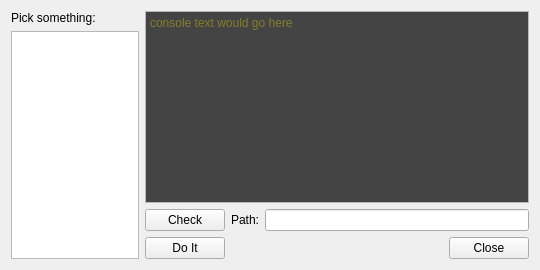
Before: the Qt Designer form src/m64py/ui/agblank.ui in AlphaGriffin/mupen64plus-ui-python, drawn with Qt 5.
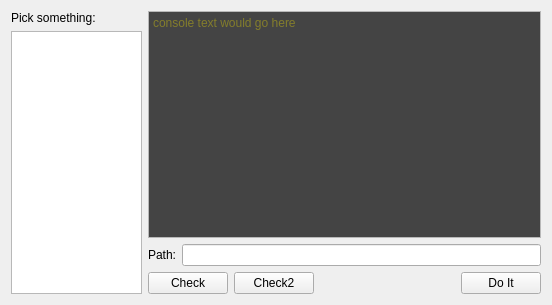
After: the same form once the commit is applied.

Commit message: Improving the tabbed interface (fixes #42)

Patch:
```diff
--- a/src/m64py/ui/agblank.ui
+++ b/src/m64py/ui/agblank.ui
@@ -2,6 +2,14 @@
 <ui version="4.0">
  <class>AGBlank</class>
  <widget class="QWidget" name="AGBlank">
+  <property name="geometry">
+   <rect>
+    <x>0</x>
+    <y>0</y>
+    <width>552</width>
+    <height>305</height>
+   </rect>
+  </property>
   <layout class="QHBoxLayout" name="horizontalLayout_4">
    <item>
     <layout class="QHBoxLayout" name="mainLayout" stretch="1,3">
@@ -124,8 +132,8 @@
           <string>&lt;!DOCTYPE HTML PUBLIC &quot;-//W3C//DTD HTML 4.0//EN&quot; &quot;http://www.w3.org/TR/REC-html40/strict.dtd&quot;&gt;
 &lt;html&gt;&lt;head&gt;&lt;meta name=&quot;qrichtext&quot; content=&quot;1&quot; /&gt;&lt;style type=&quot;text/css&quot;&gt;
 p, li { white-space: pre-wrap; }
-&lt;/style&gt;&lt;/head&gt;&lt;body style=&quot; font-family:'Sans Serif'; font-size:9pt; font-weight:400; font-style:normal;&quot; bgcolor=&quot;#444444&quot;&gt;
-&lt;p style=&quot;-qt-paragraph-type:empty; margin-top:0px; margin-bottom:0px; margin-left:0px; margin-right:0px; -qt-block-indent:0; text-indent:0px; color:#ffff00;&quot;&gt;&lt;br /&gt;&lt;/p&gt;&lt;/body&gt;&lt;/html&gt;</string>
+&lt;/style&gt;&lt;/head&gt;&lt;body style=&quot; font-family:'.SF NS Text'; font-size:13pt; font-weight:400; font-style:normal;&quot; bgcolor=&quot;#444444&quot;&gt;
+&lt;p style=&quot;-qt-paragraph-type:empty; margin-top:0px; margin-bottom:0px; margin-left:0px; margin-right:0px; -qt-block-indent:0; text-indent:0px; font-family:'Sans Serif'; font-size:9pt; color:#ffff00;&quot;&gt;&lt;br /&gt;&lt;/p&gt;&lt;/body&gt;&lt;/html&gt;</string>
          </property>
          <property name="placeholderText">
           <string>console text would go here</string>
@@ -134,13 +142,6 @@
        </item>
        <item>
         <layout class="QHBoxLayout" name="inputLayout">
-         <item>
-          <widget class="QPushButton" name="checkButton">
-           <property name="text">
-            <string>Check</string>
-           </property>
-          </widget>
-         </item>
          <item>
           <widget class="QLabel" name="inputLabel">
            <property name="text">
@@ -156,9 +157,16 @@
        <item>
         <layout class="QHBoxLayout" name="buttonLayout">
          <item>
-          <widget class="QPushButton" name="actionButton">
+          <widget class="QPushButton" name="checkButton">
            <property name="text">
-            <string>Do It</string>
+            <string>Check</string>
+           </property>
+          </widget>
+         </item>
+         <item>
+          <widget class="QPushButton" name="check2Button">
+           <property name="text">
+            <string>Check2</string>
            </property>
           </widget>
          </item>
@@ -176,9 +184,9 @@
           </spacer>
          </item>
          <item>
-          <widget class="QPushButton" name="closeButton">
+          <widget class="QPushButton" name="actionButton">
            <property name="text">
-            <string>Close</string>
+            <string>Do It</string>
            </property>
           </widget>
          </item>
```
Left out of the diff: 19 changed lines with no effect on the pictures. The commit also changes 2 other files.
